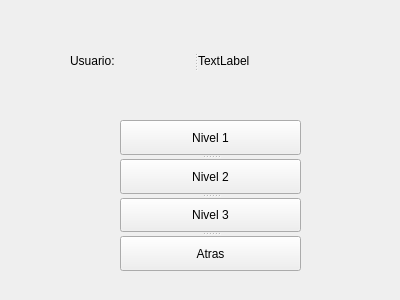
Before: the Qt Designer form PROYECTO_FINAL/BioHazard/seleccionarnivel.ui in sebas156/ProyectosSalvarMateria, drawn with Qt 5.
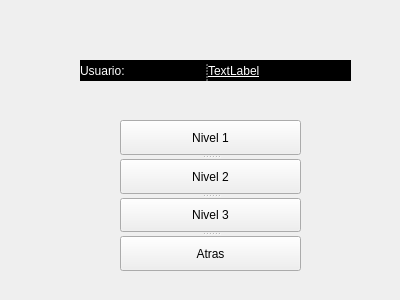
After: the same form once the commit is applied. Icons and pictures are not drawn.

The edit to the form file:
```diff
--- a/PROYECTO_FINAL/BioHazard/seleccionarnivel.ui
+++ b/PROYECTO_FINAL/BioHazard/seleccionarnivel.ui
@@ -16,21 +16,34 @@
   <widget class="QSplitter" name="splitter">
    <property name="geometry">
     <rect>
-     <x>70</x>
-     <y>30</y>
+     <x>80</x>
+     <y>60</y>
      <width>271</width>
-     <height>61</height>
+     <height>21</height>
     </rect>
    </property>
+   <property name="styleSheet">
+    <string notr="true">color: rgb(0, 0, 0);
+background-color: rgb(0, 0, 0);</string>
+   </property>
    <property name="orientation">
     <enum>Qt::Horizontal</enum>
    </property>
    <widget class="QLabel" name="label">
+    <property name="styleSheet">
+     <string notr="true">color: rgb(255, 255, 255);
+font: 10pt &quot;MS Shell Dlg 2&quot;;</string>
+    </property>
     <property name="text">
      <string>Usuario:</string>
     </property>
    </widget>
    <widget class="QLabel" name="NombreUsuario">
+    <property name="styleSheet">
+     <string notr="true">color: rgb(255, 255, 255);
+font: 11pt &quot;Fixedsys&quot;;
+text-decoration: underline;</string>
+    </property>
     <property name="text">
      <string>TextLabel</string>
     </property>
@@ -69,6 +82,25 @@
     </property>
    </widget>
   </widget>
+  <widget class="QLabel" name="label_2">
+   <property name="geometry">
+    <rect>
+     <x>-4</x>
+     <y>-7</y>
+     <width>411</width>
+     <height>311</height>
+    </rect>
+   </property>
+   <property name="styleSheet">
+    <string notr="true">background-image: url(:/BGI/b_tex.png);</string>
+   </property>
+   <property name="text">
+    <string/>
+   </property>
+  </widget>
+  <zorder>label_2</zorder>
+  <zorder>splitter</zorder>
+  <zorder>splitter_2</zorder>
  </widget>
  <resources/>
  <connections/>
```
